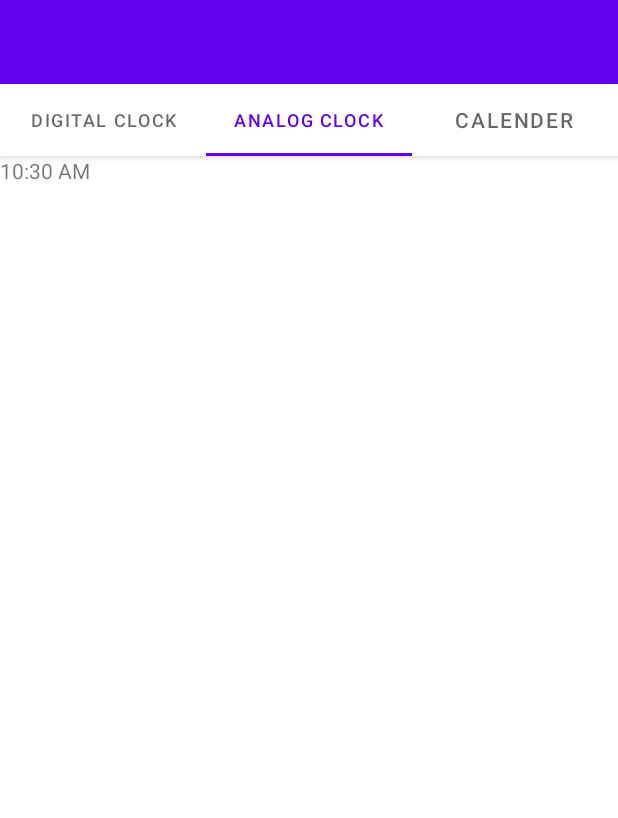
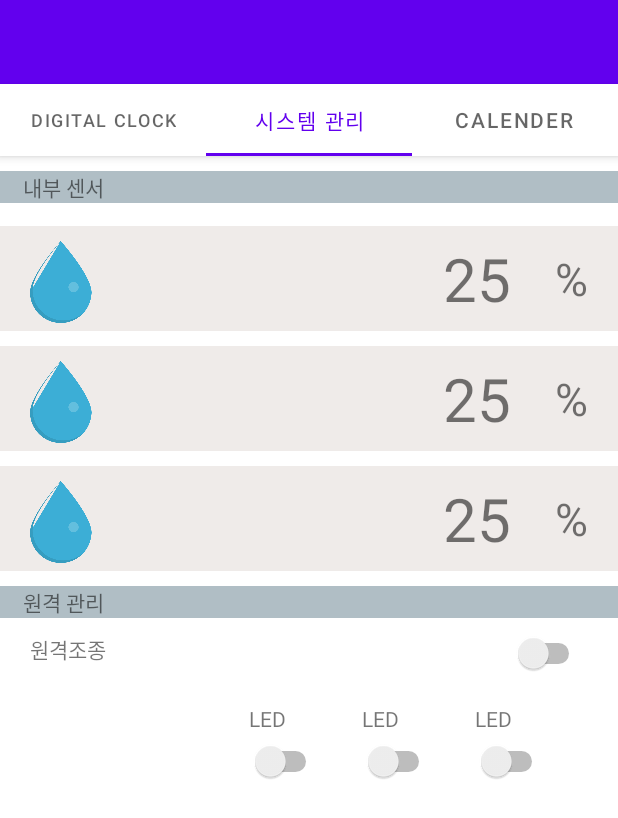
Before and after one commit to gunamkwon/Smart-Hydroponics-System, an Android app: the screen it shows after launch (MainActivity), tab 2 chosen, on a phone screen of 412 x 824 dp. Shown: the top 818 px of the screen. Run offline under Robolectric (Android 15) with nearby library versions, the phone set to English and light mode, and no system bars.

Commit message:
System Layout

```diff
--- a/Android2/app/src/main/java/com/cookandroid/android/AnalogFragment.java
+++ b/Android2/app/src/main/java/com/cookandroid/android/AnalogFragment.java
@@ -8,8 +8,6 @@ import android.view.View;
 import android.view.ViewGroup;
 
 public class AnalogFragment extends Fragment {
-
-
     @Override
     public View onCreateView(LayoutInflater inflater, ViewGroup container,
                                  Bundle savedInstanceState) {
--- a/Android2/app/src/main/java/com/cookandroid/android/MainActivity.java
+++ b/Android2/app/src/main/java/com/cookandroid/android/MainActivity.java
@@ -1,21 +1,16 @@
 package com.cookandroid.android;
 
-import androidx.annotation.NonNull;
 import androidx.appcompat.app.AppCompatActivity;
 import androidx.appcompat.widget.Toolbar;
 import androidx.fragment.app.Fragment;
-import androidx.fragment.app.FragmentManager;
-import androidx.fragment.app.FragmentTransaction;
 
 import android.os.Bundle;
-import android.view.View;
-import android.widget.TextView;
 
 import com.google.android.material.tabs.TabLayout;
 
 public class MainActivity extends AppCompatActivity {
 
-    Fragment frag1,frag2,frag3;
+    Fragment frag1,frag_sys,frag3;
 
     @Override
     protected void onCreate(Bundle savedInstanceState) {
@@ -26,14 +21,14 @@ public class MainActivity extends AppCompatActivity {
        // setSupportActionBar(toolbar);
 
         frag1 = new AnalogFragment();
-        frag2 = new DigitalFragment();
+        frag_sys = new SystemFragment();
         frag3 = new CalenderFragment();
         getSupportFragmentManager().beginTransaction().replace(R.id.container, frag1).commit();
 
 
         TabLayout tabs = (TabLayout) findViewById(R.id.tabs);
         tabs.addTab(tabs.newTab().setText("DIGITAL CLOCK"));
-        tabs.addTab(tabs.newTab().setText("ANALOG CLOCK"));
+        tabs.addTab(tabs.newTab().setText("시스템 관리"));
         tabs.addTab(tabs.newTab().setText("CALENDER"));
 
         tabs.setOnTabSelectedListener(new TabLayout.OnTabSelectedListener() {
@@ -42,13 +37,15 @@ public class MainActivity extends AppCompatActivity {
                 int position = tab.getPosition();
 
                 Fragment frselected = null;
+                Fragment frselected2 = null;
                 if (position == 0) {
                     frselected = frag1;
                 } else if (position == 1) {
-                    frselected = frag2;
+                    frselected = frag_sys;
                 } else if (position == 2) {
                     frselected = frag3;
                 }
+
                 getSupportFragmentManager().beginTransaction().replace(R.id.container, frselected).commit();
             }
             @Override
--- a/Android2/app/src/main/java/com/cookandroid/android/DigitalFragment.java
+++ b/Android2/app/src/main/java/com/cookandroid/android/SystemFragment.java
@@ -7,12 +7,12 @@ import android.view.ViewGroup;
 
 import androidx.fragment.app.Fragment;
 
-public class DigitalFragment extends Fragment {
+public class SystemFragment extends Fragment {
 
     @Override
     public View onCreateView(LayoutInflater inflater, ViewGroup container,
                              Bundle savedInstanceState) {
-        ViewGroup view = (ViewGroup) inflater.inflate(R.layout.fragment_digital,null);
+        ViewGroup view = (ViewGroup) inflater.inflate(R.layout.fragment_system,null);
         return view;
     }
 }
--- /dev/null
+++ b/Android2/app/src/main/res/drawable/border.xml
@@ -0,0 +1,7 @@
+<?xml version="1.0" encoding="utf-8"?>
+<shape
+    xmlns:android="http://schemas.android.com/apk/res/android">
+    android:shpae="rectangle">
+    <solid android:color="#ffffff"/>
+    <stroke android:width="1dp" android:color="#000000"/>
+</shape>
--- a/Android2/app/src/main/res/layout/activity_main.xml
+++ b/Android2/app/src/main/res/layout/activity_main.xml
@@ -1,6 +1,7 @@
 <?xml version="1.0" encoding="utf-8"?>
 <RelativeLayout xmlns:android="http://schemas.android.com/apk/res/android"
     xmlns:app="http://schemas.android.com/apk/res-auto"
+    android:orientation="horizontal"
     android:layout_width="match_parent"
     android:layout_height="match_parent">
 
--- a/Android2/app/src/main/res/layout/fragment_digital.xml
+++ /dev/null
@@ -1,11 +0,0 @@
-<?xml version="1.0" encoding="utf-8"?>
-<LinearLayout xmlns:android="http://schemas.android.com/apk/res/android"
-    android:orientation="vertical"
-    android:layout_width="match_parent"
-    android:layout_height="match_parent">
-
-    <DigitalClock
-        android:layout_width="wrap_content"
-        android:layout_height="wrap_content"/>
-
-</LinearLayout>
--- /dev/null
+++ b/Android2/app/src/main/res/layout/fragment_system.xml
@@ -0,0 +1,178 @@
+<?xml version="1.0" encoding="utf-8"?>
+<TableLayout xmlns:android="http://schemas.android.com/apk/res/android"
+    android:orientation="vertical"
+    android:layout_width="fill_parent"
+    android:layout_height="wrap_content"
+    android:stretchColumns="0">
+
+    <TableRow
+        android:background="@color/grey"
+        android:layout_marginTop="10dp"
+        android:layout_marginBottom="5dp">
+
+        <TextView
+            android:text="내부 센서"
+            android:layout_width="wrap_content"
+            android:layout_height="wrap_content"
+            android:paddingLeft="15dp" />
+
+    </TableRow>
+
+    <TableRow
+        android:background="@color/lightbeige"
+        android:layout_marginTop="10dp">
+
+        <ImageView
+            android:src="@drawable/water"
+            android:layout_width="70dp"
+            android:layout_height="70dp"
+            android:scaleType="fitStart"
+            android:paddingTop="10dp"
+            android:paddingBottom="5dp"
+            android:paddingLeft="20dp"
+            android:layout_span="3"/>
+
+        <TextView
+            android:text="25"
+            android:layout_width="wrap_content"
+            android:layout_height="wrap_content"
+            android:paddingRight="10dp"
+            android:textSize="40sp"
+            android:layout_gravity="center_vertical"/>
+        <TextView
+            android:text="%"
+            android:layout_gravity="center_vertical"
+            android:layout_width="wrap_content"
+            android:layout_height="wrap_content"
+            android:paddingRight="20dp"
+            android:textSize="30sp"
+            />
+    </TableRow>
+
+    <TableRow
+        android:background="@color/lightbeige"
+        android:layout_marginTop="10dp">
+
+        <ImageView
+            android:src="@drawable/water"
+            android:layout_width="70dp"
+            android:layout_height="70dp"
+            android:scaleType="fitStart"
+            android:paddingTop="10dp"
+            android:paddingBottom="5dp"
+            android:paddingLeft="20dp"
+            android:layout_span="3"/>
+
+        <TextView
+            android:text="25"
+            android:layout_width="wrap_content"
+            android:layout_height="wrap_content"
+            android:paddingRight="10dp"
+            android:textSize="40sp"
+            android:layout_gravity="center_vertical"/>
+        <TextView
+            android:text="%"
+            android:layout_gravity="center_vertical"
+            android:layout_width="wrap_content"
+            android:layout_height="wrap_content"
+            android:paddingRight="20dp"
+            android:textSize="30sp"
+            />
+    </TableRow>
+
+    <TableRow
+        android:background="@color/lightbeige"
+        android:layout_marginTop="10dp">
+
+        <ImageView
+            android:src="@drawable/water"
+            android:layout_width="70dp"
+            android:layout_height="70dp"
+            android:scaleType="fitStart"
+            android:paddingTop="10dp"
+            android:paddingBottom="5dp"
+            android:paddingLeft="20dp"
+            android:layout_span="3"/>
+
+        <TextView
+            android:text="25"
+            android:layout_width="wrap_content"
+            android:layout_height="wrap_content"
+            android:paddingRight="10dp"
+            android:textSize="40sp"
+            android:layout_gravity="center_vertical"/>
+        <TextView
+            android:text="%"
+            android:layout_gravity="center_vertical"
+            android:layout_width="wrap_content"
+            android:layout_height="wrap_content"
+            android:paddingRight="20dp"
+            android:textSize="30sp"
+            />
+    </TableRow>
+
+    <!-- 외부제어 -->
+    <TableRow
+        android:background="@color/grey"
+        android:layout_marginTop="10dp">
+
+        <TextView
+            android:text="원격 관리"
+            android:layout_width="wrap_content"
+            android:layout_height="wrap_content"
+            android:paddingLeft="15dp" />
+    </TableRow>
+
+    <TableRow
+        android:paddingLeft="20dp"
+        android:paddingRight="20dp"
+        android:paddingTop="10dp"
+        android:paddingBottom="10dp">
+
+        <TextView
+            android:text="원격조종"/>
+
+        <Switch
+            android:layout_span="3"
+            android:layout_gravity="end"/>
+    </TableRow>
+
+    <TableRow
+        android:paddingLeft="20dp"
+        android:paddingRight="20dp"
+        android:paddingTop="10dp"
+        android:paddingBottom="5dp">
+        <TextView
+            android:text=""/>
+        <TextView
+            android:text="LED"
+            android:paddingRight="50dp"
+            android:layout_weight="1" />
+        <TextView
+            android:text="LED"
+            android:paddingRight="50dp"
+            android:layout_weight="1" />
+        <TextView
+            android:text="LED"
+            android:paddingRight="50dp"
+            android:layout_weight="1" />
+    </TableRow>
+
+    <TableRow
+        android:paddingLeft="20dp"
+        android:paddingRight="20dp" >
+
+        <TextView
+            android:text=""/>
+        <Switch
+            android:layout_weight="1"
+            android:layout_gravity="start"></Switch>
+        <Switch
+            android:layout_weight="1"
+            android:layout_gravity="start"></Switch>
+        <Switch
+            android:layout_weight="1"
+            android:layout_gravity="start"></Switch>
+    </TableRow>
+
+</TableLayout>
--- a/Android2/app/src/main/res/values/colors.xml
+++ b/Android2/app/src/main/res/values/colors.xml
@@ -7,4 +7,7 @@
     <color name="teal_700">#FF018786</color>
     <color name="black">#FF000000</color>
     <color name="white">#FFFFFFFF</color>
+    <color name="grey">#FFB0BEC5</color>
+    <color name="ligthgrey">#FFCFD8DC</color>
+    <color name="lightbeige">#FFEFEBE9</color>
 </resources>
```
Also changed, not shown: Android2/app/src/main/res/drawable/water.png (added).
